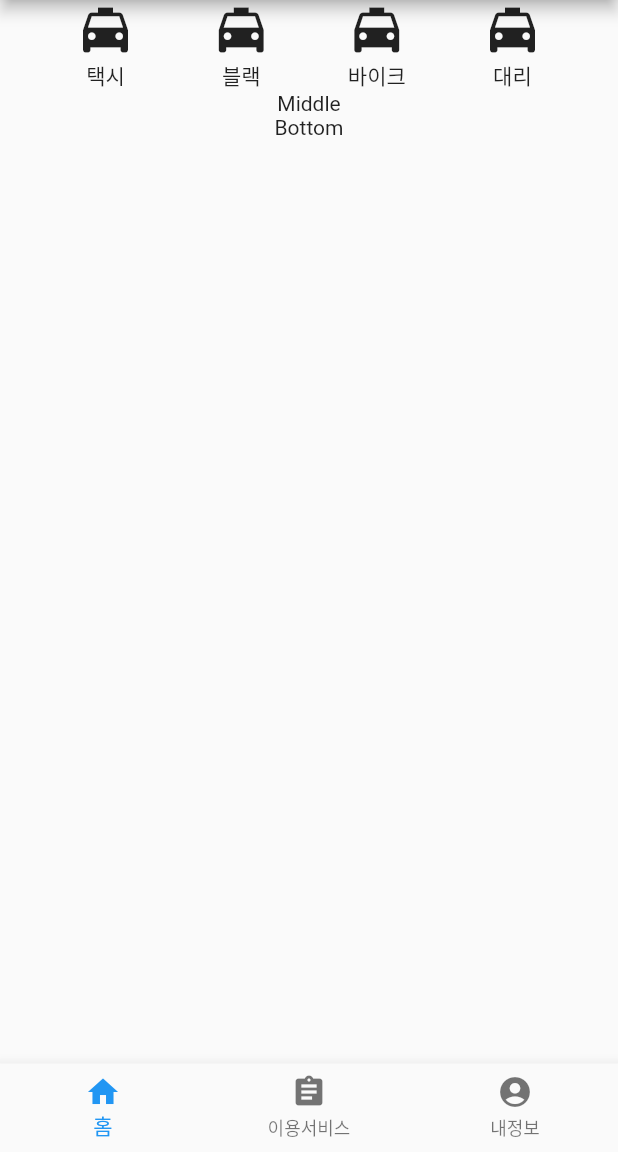
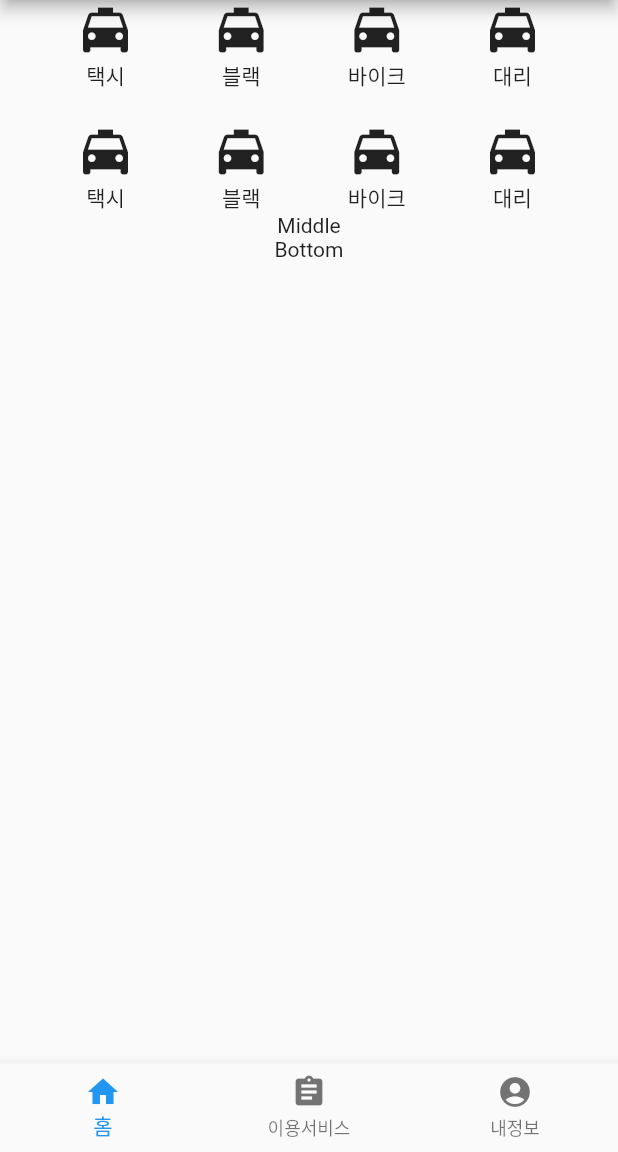
Before and after one commit to tintoll/complex_ui, a Flutter app: the screen it shows after launch, on a phone screen of 412 x 824 dp, the part 84-1236 px from its top. Run offline on Flutter 3.47's test engine with Material 2 defaults, Android fonts, the phone set to English and light mode, and no system bars.

Commit message:
멀티라인 만들기

```diff
--- a/lib/main.dart
+++ b/lib/main.dart
@@ -85,7 +85,9 @@ class Page1 extends StatelessWidget {
   }
 
   Widget _buildTop() {
-    return Row(
+    return Column(
+      children: [
+        Row(
           mainAxisAlignment: MainAxisAlignment.spaceEvenly,
           children: [
             Column(
@@ -122,6 +124,52 @@ class Page1 extends StatelessWidget {
                   size: 40,
                 ),
                 Text('대리'),
+              ],
+            ),
+          ],
+        ),
+        SizedBox(
+          height: 20,
+        ),
+        Row(
+          mainAxisAlignment: MainAxisAlignment.spaceEvenly,
+          children: [
+            Column(
+              children: [
+                Icon(
+                  Icons.local_taxi,
+                  size: 40,
+                ),
+                Text('택시'),
+              ],
+            ),
+            Column(
+              children: [
+                Icon(
+                  Icons.local_taxi,
+                  size: 40,
+                ),
+                Text('블랙'),
+              ],
+            ),
+            Column(
+              children: [
+                Icon(
+                  Icons.local_taxi,
+                  size: 40,
+                ),
+                Text('바이크'),
+              ],
+            ),
+            Column(
+              children: [
+                Icon(
+                  Icons.local_taxi,
+                  size: 40,
+                ),
+                Text('대리'),
+              ],
+            ),
           ],
         ),
       ],
```
Lines whose indentation alone changed are shown as unchanged.
